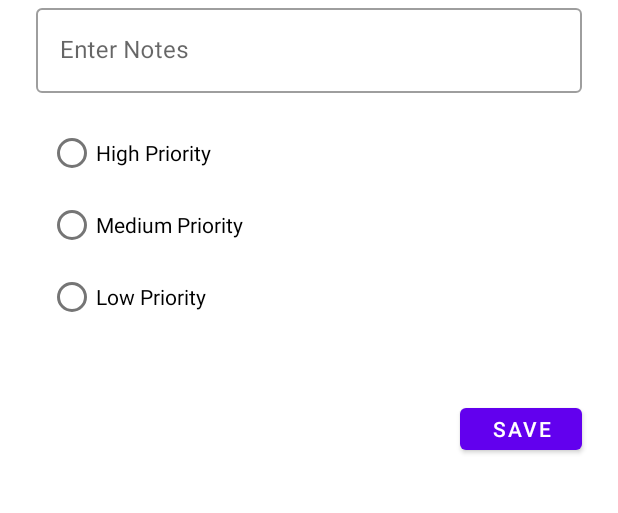
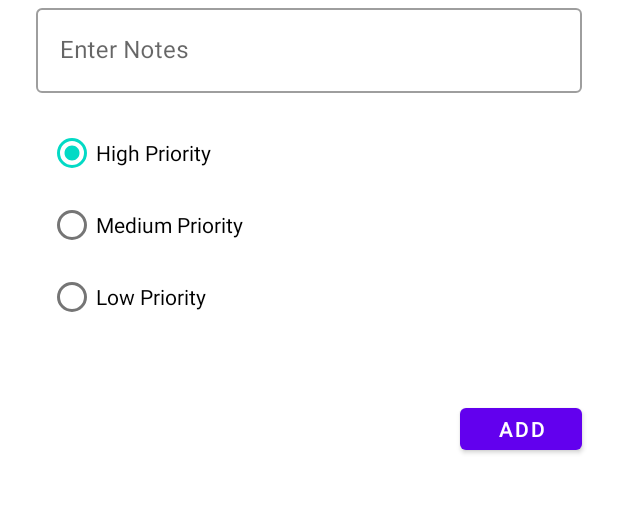
Before and after one commit to ardelvito/TodoApp, an Android app: the CreateTodoFragment screen opened through its navigation route, on a phone screen of 412 x 824 dp, the part 323-836 px from its top. Run offline under Robolectric (Android 15) with nearby library versions, the phone set to English and light mode, and no system bars; our stand-ins replace Room's generated code, navigation-ui.

Commit message:
Revert into Ex W9

```diff
--- a/app/build.gradle
+++ b/app/build.gradle
@@ -8,11 +8,6 @@ plugins {
 
 android {
     compileSdk 33
-
-    dataBinding {
-        enabled true
-    }
-
 
     defaultConfig {
         applicationId "com.example.todoapp"
--- a/app/src/main/java/com/example/todoapp/model/TodoDao.kt
+++ b/app/src/main/java/com/example/todoapp/model/TodoDao.kt
@@ -15,9 +15,6 @@ interface TodoDao {
     @Query("UPDATE todo SET title =:title, notes=:notes, priority=:priority WHERE uuid= :id")
     fun update(id:Int, title:String, notes:String, priority: Int)
 
-    @Update
-    suspend fun updateTodo(todo: Model.Todo)
-
     @Delete
     fun deleteTodo(todo: Model.Todo)
 
--- a/app/src/main/java/com/example/todoapp/view/CreateTodoFragment.kt
+++ b/app/src/main/java/com/example/todoapp/view/CreateTodoFragment.kt
@@ -26,30 +26,30 @@ class CreateTodoFragment : Fragment() {
         savedInstanceState: Bundle?
     ): View? {
         // Inflate the layout for this fragment
-        return inflater.inflate(R.layout.fragment_edit_todo, container, false)
+        return inflater.inflate(R.layout.fragment_create_todo, container, false)
     }
 
     override fun onViewCreated(view: View, savedInstanceState: Bundle?) {
         super.onViewCreated(view, savedInstanceState)
         viewModel = ViewModelProvider(this).get(DetailTodoViewModel::class.java)
 
-//        val btnAdd = view.findViewById<Button>(R.id.btnAdd)
-//        btnAdd.setOnClickListener {
-//            val txtTitle =  view.findViewById<EditText>(R.id.txtTitleTodo)
-//            val txtNotes = view.findViewById<EditText>(R.id.txtNotes)
-//            var radioGroup = view.findViewById<RadioGroup>(R.id.radioGroupPriority)
-//            val checkedRadioButtonId = radioGroup.checkedRadioButtonId
-//
-//            val checkedRadioButton = view.findViewById<RadioButton>(checkedRadioButtonId)
-//            val selectedTag = checkedRadioButton.tag
-//
-//            val todo = Model.Todo(txtTitle.text.toString(), txtNotes.text.toString(), selectedTag.toString().toInt(), 0)
-//
-//            viewModel.addTodo(todo)
-//
-//            Toast.makeText(view.context, "TodoCreated", Toast.LENGTH_SHORT).show()
-//            Navigation.findNavController(it).popBackStack()
-//        }
+        val btnAdd = view.findViewById<Button>(R.id.btnAdd)
+        btnAdd.setOnClickListener {
+            val txtTitle =  view.findViewById<EditText>(R.id.txtTitleTodo)
+            val txtNotes = view.findViewById<EditText>(R.id.txtNotes)
+            var radioGroup = view.findViewById<RadioGroup>(R.id.radioGroupPriority)
+            val checkedRadioButtonId = radioGroup.checkedRadioButtonId
+
+            val checkedRadioButton = view.findViewById<RadioButton>(checkedRadioButtonId)
+            val selectedTag = checkedRadioButton.tag
+
+            val todo = Model.Todo(txtTitle.text.toString(), txtNotes.text.toString(), selectedTag.toString().toInt(), 0)
+
+            viewModel.addTodo(todo)
+
+            Toast.makeText(view.context, "TodoCreated", Toast.LENGTH_SHORT).show()
+            Navigation.findNavController(it).popBackStack()
+        }
 
     }
 
--- a/app/src/main/java/com/example/todoapp/view/Interfaces.kt
+++ /dev/null
@@ -1,23 +0,0 @@
-package com.example.todoapp.view
-
-import android.view.View
-import android.widget.CompoundButton
-import com.example.todoapp.model.Model
-
-//on check change
-//listener binding
-interface TodoCheckedChangeListener{
-    fun onCheckedChanged(cb: CompoundButton, isChecked: Boolean, obj: Model.Todo)
-}
-
-interface TodoEditClickListener{
-    fun onTodoEditClick(view: View)
-}
-
-interface RadioButtonListener{
-    fun onRadioClick(view: View, priority: Int, obj: Model.Todo)
-}
-
-interface TodoSaveChangesListener{
-    fun onSaveChangeClick(view:View, obj: Model.Todo)
-}
--- /dev/null
+++ b/app/src/main/res/layout/fragment_create_todo.xml
@@ -0,0 +1,113 @@
+<?xml version="1.0" encoding="utf-8"?>
+<androidx.constraintlayout.widget.ConstraintLayout xmlns:android="http://schemas.android.com/apk/res/android"
+    xmlns:app="http://schemas.android.com/apk/res-auto"
+    xmlns:tools="http://schemas.android.com/tools"
+    android:id="@+id/frameLayout2"
+    android:layout_width="match_parent"
+    android:layout_height="match_parent"
+    tools:context=".view.CreateTodoFragment">
+
+    <!-- TODO: Update blank fragment layout -->
+
+    <TextView
+        android:id="@+id/txtTodo"
+        android:layout_width="0dp"
+        android:layout_height="wrap_content"
+        android:layout_marginStart="32dp"
+        android:layout_marginTop="32dp"
+        android:text="@string/newTodo"
+        android:textAppearance="@style/TextAppearance.AppCompat.Display1"
+        app:layout_constraintBottom_toBottomOf="parent"
+        app:layout_constraintStart_toStartOf="parent"
+        app:layout_constraintTop_toTopOf="parent"
+        app:layout_constraintVertical_bias="0.023" />
+
+    <com.google.android.material.textfield.TextInputLayout
+        android:id="@+id/txtInputLayoutTitle"
+        style="@style/Widget.MaterialComponents.TextInputLayout.OutlinedBox"
+        android:layout_width="match_parent"
+        android:layout_height="wrap_content"
+        android:layout_marginStart="24dp"
+        android:layout_marginTop="100dp"
+        android:layout_marginEnd="24dp"
+        app:hintAnimationEnabled="true"
+        app:hintEnabled="true"
+        app:layout_constraintEnd_toEndOf="parent"
+        app:layout_constraintStart_toStartOf="parent"
+        app:layout_constraintTop_toTopOf="parent">
+
+        <com.google.android.material.textfield.TextInputEditText
+            android:id="@+id/txtTitleTodo"
+            style="@style/Widget.MaterialComponents.TextInputLayout.OutlinedBox"
+            android:layout_width="match_parent"
+            android:layout_height="wrap_content"
+            android:hint="Enter Todo Title" />
+    </com.google.android.material.textfield.TextInputLayout>
+
+
+    <com.google.android.material.textfield.TextInputLayout
+        android:id="@+id/txtInputLayoutNotes"
+        style="@style/Widget.MaterialComponents.TextInputLayout.OutlinedBox"
+        android:layout_width="match_parent"
+        android:layout_height="wrap_content"
+        android:layout_marginStart="24dp"
+        android:layout_marginEnd="24dp"
+        app:hintAnimationEnabled="true"
+        app:hintEnabled="true"
+        app:layout_constraintEnd_toEndOf="parent"
+        app:layout_constraintStart_toStartOf="parent"
+        app:layout_constraintTop_toBottomOf="@+id/txtInputLayoutTitle">
+
+        <com.google.android.material.textfield.TextInputEditText
+            android:id="@+id/txtNotes"
+            android:layout_width="match_parent"
+            android:layout_height="wrap_content"
+            android:hint="Enter Notes" />
+    </com.google.android.material.textfield.TextInputLayout>
+
+    <Button
+        android:id="@+id/btnAdd"
+        android:layout_width="81dp"
+        android:layout_height="40dp"
+        android:layout_marginTop="204dp"
+        android:layout_marginEnd="24dp"
+        android:text="Add"
+        app:layout_constraintEnd_toEndOf="parent"
+        app:layout_constraintTop_toBottomOf="@+id/txtInputLayoutNotes" />
+
+    <RadioGroup
+        android:id="@+id/radioGroupPriority"
+        android:layout_width="0dp"
+        android:layout_height="wrap_content"
+        android:layout_marginStart="32dp"
+        android:layout_marginTop="16dp"
+        android:layout_marginEnd="32dp"
+        app:layout_constraintEnd_toEndOf="parent"
+        app:layout_constraintStart_toStartOf="parent"
+        app:layout_constraintTop_toBottomOf="@+id/txtInputLayoutNotes">
+
+        <RadioButton
+            android:id="@+id/radioHigh"
+            android:layout_width="match_parent"
+            android:layout_height="wrap_content"
+            android:checked="true"
+            android:tag="3"
+            android:text="@string/highpriority" />
+
+        <RadioButton
+            android:id="@+id/radioMedium"
+            android:layout_width="match_parent"
+            android:layout_height="wrap_content"
+            android:tag="2"
+            android:text="@string/mediumpriority" />
+
+        <RadioButton
+            android:id="@+id/radioLow"
+            android:layout_width="match_parent"
+            android:layout_height="wrap_content"
+            android:tag="1"
+            android:text="Low Priority" />
+    </RadioGroup>
+
+
+</androidx.constraintlayout.widget.ConstraintLayout>
--- a/app/src/main/res/layout/fragment_edit_todo.xml
+++ /dev/null
@@ -1,136 +0,0 @@
-<?xml version="1.0" encoding="utf-8"?>
-<layout xmlns:android="http://schemas.android.com/apk/res/android"
-    xmlns:app="http://schemas.android.com/apk/res-auto"
-    xmlns:tools="http://schemas.android.com/tools">
-
-    <data>
-        <variable
-            name="todo"
-            type="com.example.todoapp.model.Model.Todo" />
-        <variable
-            name="radioListener"
-            type="com.example.todoapp.view.RadioButtonListener" />
-        <variable
-            name="saveListener"
-            type="com.example.todoapp.view.TodoSaveChangesListener" />
-    </data>
-
-    <androidx.constraintlayout.widget.ConstraintLayout
-        android:id="@+id/frameLayout2"
-        android:layout_width="match_parent"
-        android:layout_height="match_parent"
-        tools:context=".view.CreateTodoFragment">
-
-        <!-- TODO: Update blank fragment layout -->
-
-        <TextView
-            android:id="@+id/txtTodo"
-            android:layout_width="0dp"
-            android:layout_height="wrap_content"
-            android:layout_marginStart="32dp"
-            android:layout_marginTop="32dp"
-            android:text="@string/newTodo"
-            android:textAppearance="@style/TextAppearance.AppCompat.Display1"
-            app:layout_constraintBottom_toBottomOf="parent"
-            app:layout_constraintStart_toStartOf="parent"
-            app:layout_constraintTop_toTopOf="parent"
-            app:layout_constraintVertical_bias="0.023" />
-
-        <com.google.android.material.textfield.TextInputLayout
-            android:id="@+id/txtInputLayoutTitle"
-            style="@style/Widget.MaterialComponents.TextInputLayout.OutlinedBox"
-            android:layout_width="match_parent"
-            android:layout_height="wrap_content"
-            android:layout_marginStart="24dp"
-            android:layout_marginTop="100dp"
-            android:layout_marginEnd="24dp"
-            app:hintAnimationEnabled="true"
-            app:hintEnabled="true"
-            app:layout_constraintEnd_toEndOf="parent"
-            app:layout_constraintStart_toStartOf="parent"
-            app:layout_constraintTop_toTopOf="parent">
-
-            <com.google.android.material.textfield.TextInputEditText
-                android:id="@+id/txtTitleTodo"
-                android:text="@={todo.title}"
-                style="@style/Widget.MaterialComponents.TextInputLayout.OutlinedBox"
-                android:layout_width="match_parent"
-                android:layout_height="wrap_content"
-                android:hint="Enter Todo Title" />
-        </com.google.android.material.textfield.TextInputLayout>
-
-
-        <com.google.android.material.textfield.TextInputLayout
-            android:id="@+id/txtInputLayoutNotes"
-            style="@style/Widget.MaterialComponents.TextInputLayout.OutlinedBox"
-            android:layout_width="match_parent"
-            android:layout_height="wrap_content"
-            android:layout_marginStart="24dp"
-            android:layout_marginEnd="24dp"
-            app:hintAnimationEnabled="true"
-            app:hintEnabled="true"
-            app:layout_constraintEnd_toEndOf="parent"
-            app:layout_constraintStart_toStartOf="parent"
-            app:layout_constraintTop_toBottomOf="@+id/txtInputLayoutTitle">
-
-            <com.google.android.material.textfield.TextInputEditText
-                android:id="@+id/txtNotes"
-                android:text="@={todo.notes}"
-                android:layout_width="match_parent"
-                android:layout_height="wrap_content"
-                android:hint="Enter Notes" />
-        </com.google.android.material.textfield.TextInputLayout>
-
-        <Button
-            android:id="@+id/btnSave"
-            android:layout_width="81dp"
-            android:layout_height="40dp"
-            android:layout_marginTop="204dp"
-            android:layout_marginEnd="24dp"
-            android:text="Save Changes"
-            android:onClick="@{(view) -> saveListener.onSaveChangeClick(view, todo)}"
-            app:layout_constraintEnd_toEndOf="parent"
-            app:layout_constraintTop_toBottomOf="@+id/txtInputLayoutNotes" />
-
-        <RadioGroup
-            android:id="@+id/radioGroupPriority"
-            android:layout_width="0dp"
-            android:layout_height="wrap_content"
-            android:layout_marginStart="32dp"
-            android:layout_marginTop="16dp"
-            android:layout_marginEnd="32dp"
-            app:layout_constraintEnd_toEndOf="parent"
-            app:layout_constraintStart_toStartOf="parent"
-            app:layout_constraintTop_toBottomOf="@+id/txtInputLayoutNotes">
-
-            <RadioButton
-                android:id="@+id/radioHigh"
-                android:layout_width="match_parent"
-                android:layout_height="wrap_content"
-                android:checked="@{todo.priority == 3 ? true : false}"
-                android:onClick="@{(view)->radioListener.onRadioClick(view, 3, todo)}"
-                android:tag="3"
-                android:text="@string/highpriority" />
-
-            <RadioButton
-                android:id="@+id/radioMedium"
-                android:layout_width="match_parent"
-                android:layout_height="wrap_content"
-                android:checked="@{todo.priority == 2 ? true : false}"
-                android:onClick="@{(view)->radioListener.onRadioClick(view, 2, todo)}"
-                android:tag="2"
-                android:text="@string/mediumpriority" />
-
-            <RadioButton
-                android:id="@+id/radioLow"
-                android:layout_width="match_parent"
-                android:layout_height="wrap_content"
-                android:checked="@{todo.priority == 1 ? true : false}"
-                android:onClick="@{(view)->radioListener.onRadioClick(view, 1, todo)}"
-                android:tag="1"
-                android:text="Low Priority" />
-        </RadioGroup>
-
-
-    </androidx.constraintlayout.widget.ConstraintLayout>
-</layout>
--- a/app/src/main/res/navigation/navigation_main.xml
+++ b/app/src/main/res/navigation/navigation_main.xml
@@ -21,7 +21,7 @@
         android:id="@+id/createTodoFragment"
         android:name="com.example.todoapp.view.CreateTodoFragment"
         android:label="fragment_create_todo"
-        tools:layout="@layout/fragment_edit_todo" />
+        tools:layout="@layout/fragment_create_todo" />
     <activity
         android:id="@+id/mainActivity"
         android:name="com.example.todoapp.view.MainActivity"
```
Also changed, not shown: app/src/main/java/com/example/todoapp/view/EditTodoFragment.kt (+28 -44 lines), app/src/main/java/com/example/todoapp/view/TodoListAdapter.kt (+21 -49 lines), app/src/main/java/com/example/todoapp/viewmodel/DetailTodoViewModel.kt (+0 -7 lines), app/src/main/res/layout/todo_item_layout.xml (+3 -28 lines).
